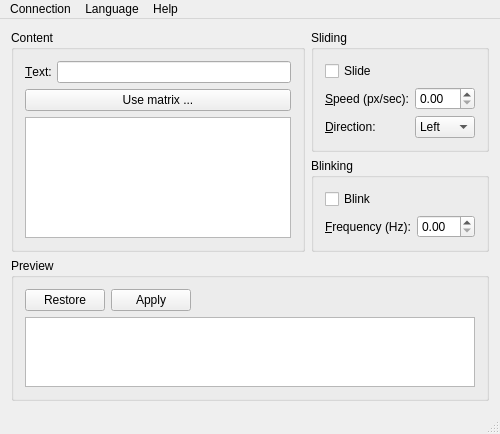
First picture: the form in panel.ui, repository TPI-2017/Panel, before the edit.
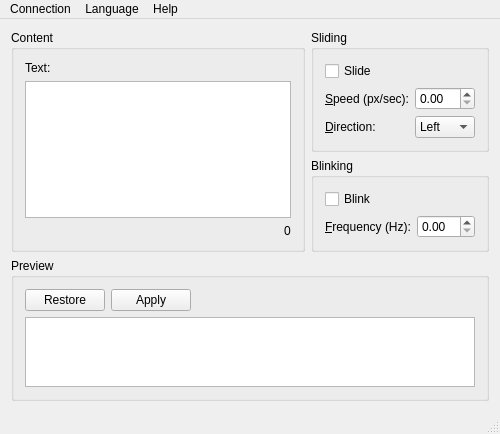
Second picture: the form after the edit.

Patch:
```diff
--- a/panel.ui
+++ b/panel.ui
@@ -24,36 +24,22 @@
         </property>
         <layout class="QVBoxLayout" name="verticalLayout_3">
          <item>
-          <layout class="QFormLayout" name="contentForm">
-           <item row="0" column="0">
             <widget class="QLabel" name="textLabel">
              <property name="text">
-              <string>&amp;Text:</string>
-             </property>
-             <property name="buddy">
-              <cstring>textMessageField</cstring>
-             </property>
-            </widget>
-           </item>
-           <item row="0" column="1">
-            <widget class="QLineEdit" name="textMessageField">
-             <property name="text">
-              <string/>
-             </property>
-            </widget>
-           </item>
-          </layout>
-         </item>
+            <string>Text:</string>
+           </property>
+          </widget>
+         </item>
          <item>
-          <widget class="QPushButton" name="useMatrixButton">
+          <widget class="QPlainTextEdit" name="textMessageField"/>
+         </item>
+         <item alignment="Qt::AlignRight">
+          <widget class="QLabel" name="remainingChars">
            <property name="text">
-            <string>Use matrix ...</string>
+            <string>0</string>
            </property>
           </widget>
          </item>
-         <item>
-          <widget class="QGraphicsView" name="previewWidget"/>
-         </item>
         </layout>
        </widget>
       </item>
```
Left out of the diff: 2 changed lines with no effect on the pictures. Lines whose indentation alone changed are shown as unchanged.
